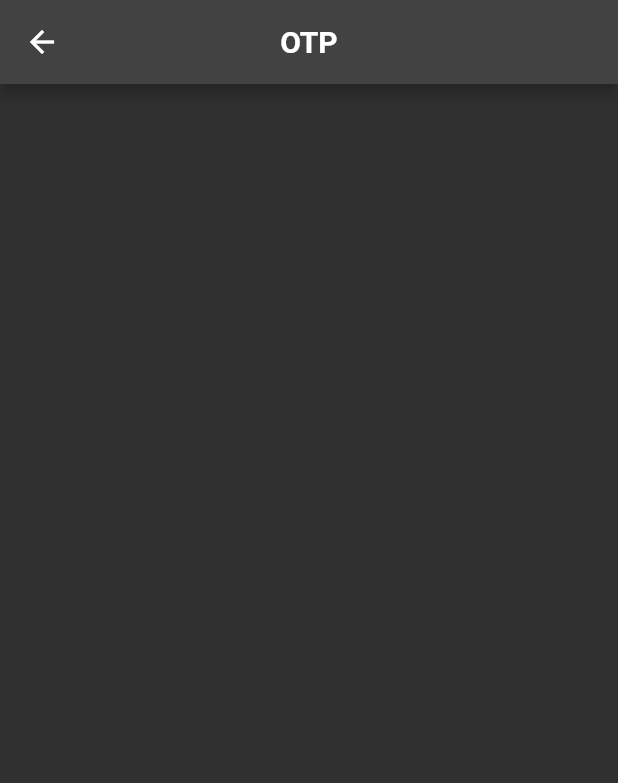
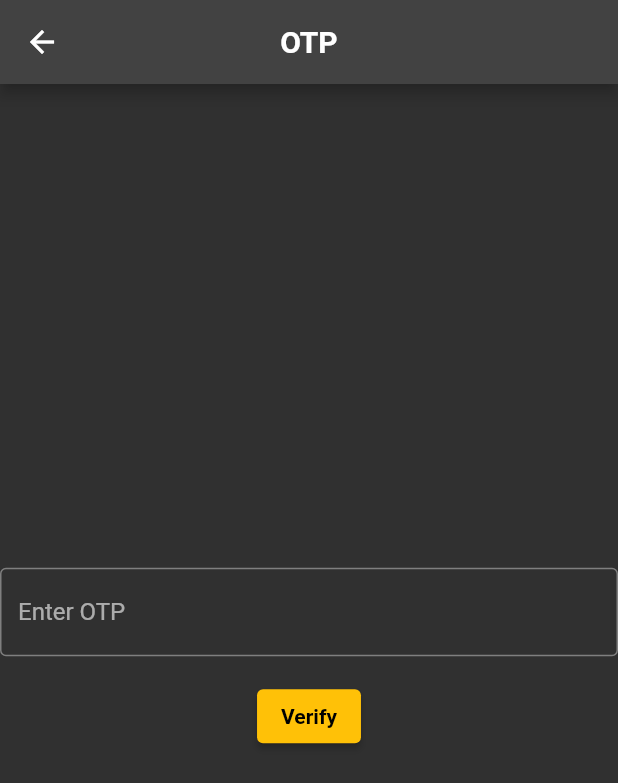
Before and after one commit to nayaksomkar/PearlEnergy, a Flutter app: the OtpPage screen opened directly, on a phone screen of 412 x 824 dp. Shown: the top 783 px of the screen. Run offline on Flutter 3.47's test engine with Material 2 defaults, Android fonts, the light colour scheme and no system bars.

Commit message:
modified:   lib/pages/login/otppage.dart

```diff
--- a/lib/pages/login/otppage.dart
+++ b/lib/pages/login/otppage.dart
@@ -1,4 +1,5 @@
 import 'package:flutter/material.dart';
+import 'package:flutter/services.dart';
 
 class OtpPage extends StatelessWidget {
   const OtpPage({super.key, required this.title});
@@ -14,7 +15,37 @@ class OtpPage extends StatelessWidget {
           style: const TextStyle(fontWeight: FontWeight.bold),
         ),
       ),
-      body: Center(),
+      body: Center(
+        child: Column(
+          mainAxisAlignment: MainAxisAlignment.center,
+          crossAxisAlignment: CrossAxisAlignment.center,
+          children: [
+            TextField(
+              decoration: const InputDecoration(
+                  hintText: "Enter OTP", border: OutlineInputBorder()),
+              keyboardType: TextInputType.number,
+              inputFormatters: <TextInputFormatter>[
+                FilteringTextInputFormatter.digitsOnly
+              ], // Only numbers can be entered
+            ),
+            const Text(''),
+            ElevatedButton(
+              style: const ButtonStyle(
+                  backgroundColor: MaterialStatePropertyAll(Colors.amber),
+                  foregroundColor: MaterialStatePropertyAll(Colors.black)),
+              onPressed: () {
+                Navigator.push(context, MaterialPageRoute(builder: (context) {
+                  return const OtpPage(title: 'OTP');
+                }));
+              },
+              child: const Text(
+                'Verify',
+                style: TextStyle(fontWeight: FontWeight.bold),
+              ),
+            ),
+          ],
+        ),
+      ),
     );
   }
 }
--- a/lib/pages/login/userlogin.dart
+++ b/lib/pages/login/userlogin.dart
@@ -39,7 +39,7 @@ class UserLoginPage extends StatelessWidget {
                 }));
               },
               child: const Text(
-                'Submit',
+                'Verify',
                 style: TextStyle(fontWeight: FontWeight.bold),
               ),
             ),
```
